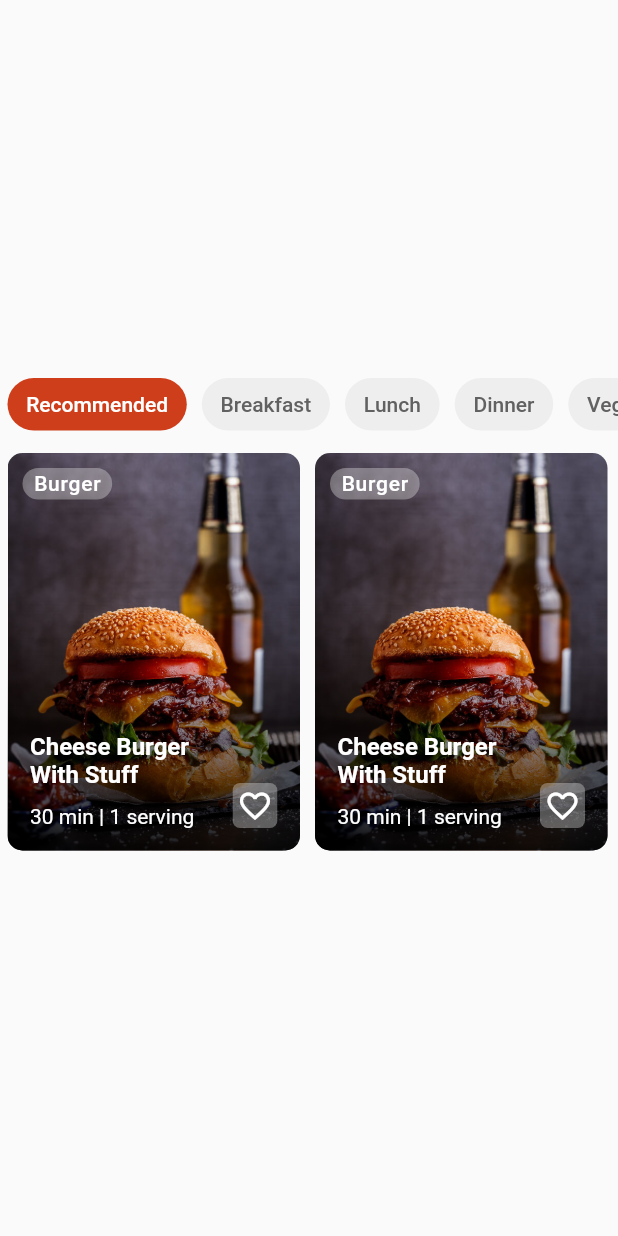
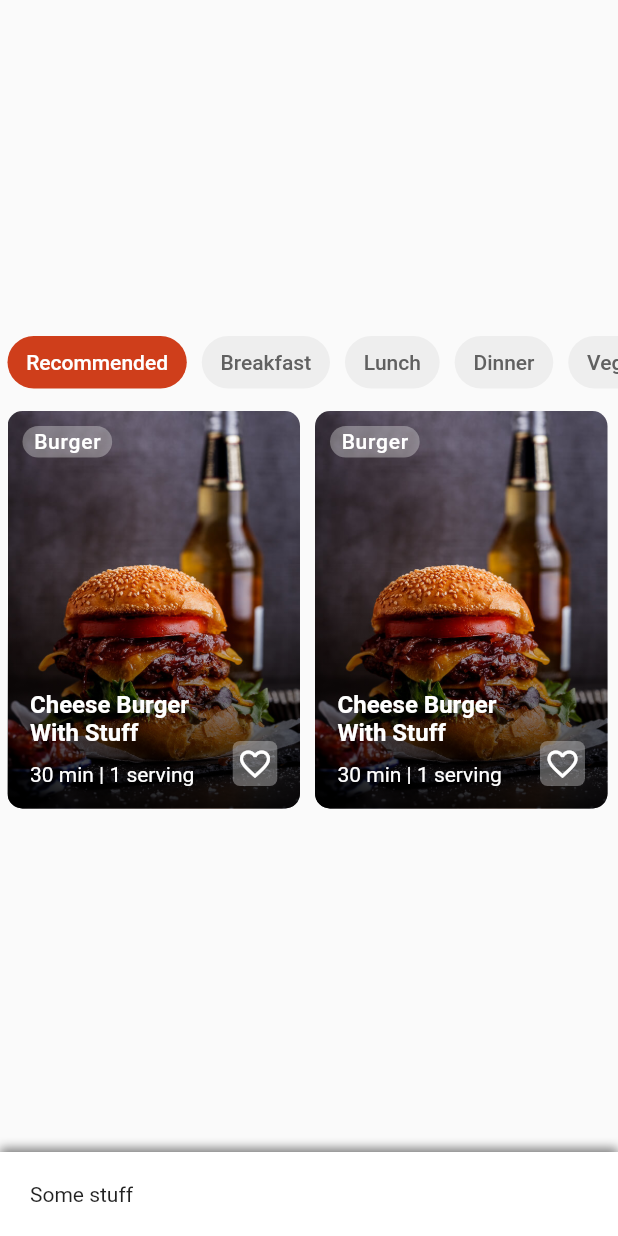
Before and after one commit to hellyab/foodama, a Flutter app: the screen it shows after launch, on a phone screen of 412 x 824 dp. Run offline on Flutter 3.47's test engine with Material 2 defaults, Android fonts, the phone set to English and light mode, and no system bars.

Commit message:
feat: add  bottom nav bar

```diff
--- a/lib/features/home/presentation/screens/home_screen.dart
+++ b/lib/features/home/presentation/screens/home_screen.dart
@@ -58,6 +58,20 @@ class _HomeScreenState extends State<HomeScreen> {
           ),
         ],
       ),
+      bottomNavigationBar: Container(
+        decoration: BoxDecoration(
+          boxShadow: [
+            BoxShadow(
+              blurRadius: 5,
+              color: Colors.black26.withOpacity(0.5),
+              offset: Offset(0, -2.5),
+            )
+          ],
+          color: Colors.white,
+        ),
+        padding: const EdgeInsets.all(20),
+        child: Text('Some stuff'),
+      ),
     );
   }
 }
```
